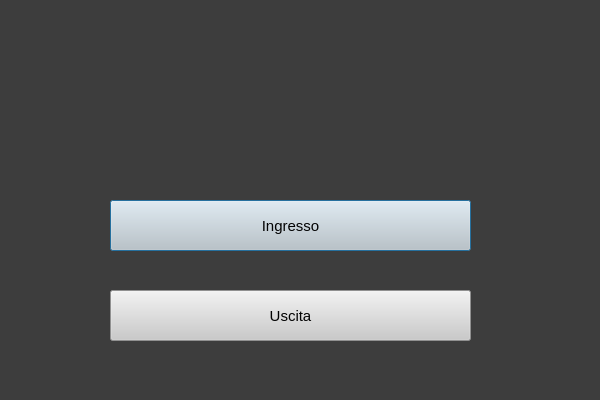
First picture: the form in Cliente.ui, repository riccardomalpiedi/parcheggio, before the edit.
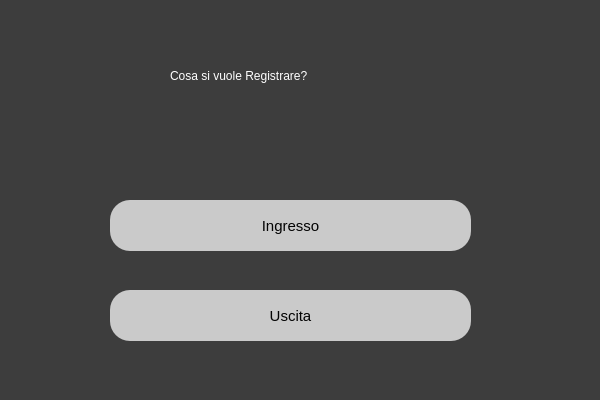
Second picture: the form after the edit.

Patch:
```diff
--- a/Cliente.ui
+++ b/Cliente.ui
@@ -34,7 +34,8 @@
     <cursorShape>PointingHandCursor</cursorShape>
    </property>
    <property name="styleSheet">
-    <string notr="true">color:rgb(3, 3, 3); background-color: rgb(202, 202, 202);</string>
+    <string notr="true">color:rgb(3, 3, 3); background-color: rgb(202, 202, 202);
+border-radius:20px; </string>
    </property>
    <property name="text">
     <string>Ingresso</string>
@@ -58,12 +59,33 @@
     <cursorShape>PointingHandCursor</cursorShape>
    </property>
    <property name="styleSheet">
-    <string notr="true">color:rgb(3, 3, 3); background-color: rgb(202, 202, 202);</string>
+    <string notr="true">color:rgb(3, 3, 3); background-color: rgb(202, 202, 202);
+border-radius:20px; </string>
    </property>
    <property name="text">
     <string>Uscita</string>
    </property>
   </widget>
+  <widget class="QLabel" name="label">
+   <property name="geometry">
+    <rect>
+     <x>170</x>
+     <y>30</y>
+     <width>261</width>
+     <height>91</height>
+    </rect>
+   </property>
+   <property name="whatsThis">
+    <string>&lt;html&gt;&lt;head/&gt;&lt;body&gt;&lt;p align=&quot;center&quot;&gt;&lt;br/&gt;&lt;/p&gt;&lt;/body&gt;&lt;/html&gt;</string>
+   </property>
+   <property name="styleSheet">
+    <string notr="true">font: 16pt &quot;MS Shell Dlg 2&quot;;
+color: rgb(255, 255, 255);</string>
+   </property>
+   <property name="text">
+    <string>Cosa si vuole Registrare?</string>
+   </property>
+  </widget>
  </widget>
  <resources/>
  <connections/>
```
